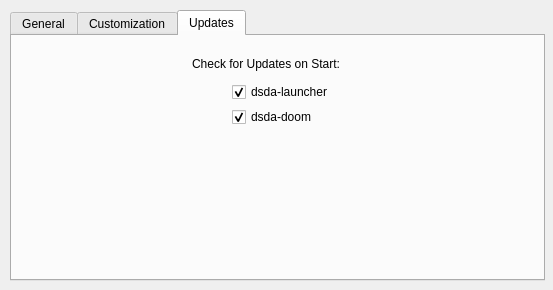
Before: the Qt Designer form src/settings.ui in Pedro-Beirao/dsda-launcher, drawn with Qt 5.
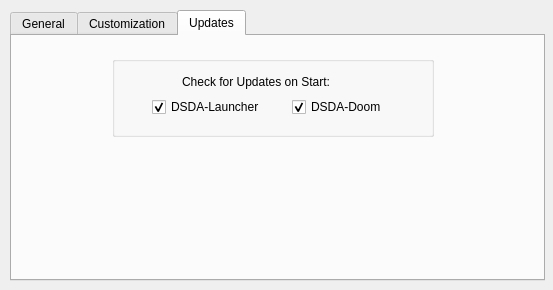
After: the same form once the commit is applied. The open tabs and pages were chosen to show the change. Icons and pictures are not drawn.

What changed in the file:
```diff
--- a/src/settings.ui
+++ b/src/settings.ui
@@ -1002,11 +1002,42 @@
     <attribute name="title">
      <string>Updates</string>
     </attribute>
+    <widget class="QGroupBox" name="toggles_groupBox_4">
+     <property name="geometry">
+      <rect>
+       <x>100</x>
+       <y>20</y>
+       <width>322</width>
+       <height>81</height>
+      </rect>
+     </property>
+     <property name="title">
+       <string/>
+     </property>
+     <widget class="QCheckBox" name="updaterStartGame_checkBox">
+       <property name="geometry">
+        <rect>
+         <x>180</x>
+         <y>40</y>
+         <width>111</width>
+         <height>22</height>
+        </rect>
+       </property>
+       <property name="toolTip">
+        <string>Check for DSDA-Doom updates</string>
+       </property>
+       <property name="text">
+        <string>DSDA-Doom</string>
+       </property>
+       <property name="checked">
+        <bool>true</bool>
+       </property>
+      </widget>
     <widget class="QCheckBox" name="updaterStartLauncher_checkBox">
      <property name="geometry">
       <rect>
-       <x>220</x>
-       <y>45</y>
+         <x>40</x>
+         <y>40</y>
        <width>121</width>
        <height>22</height>
       </rect>
@@ -1015,7 +1046,7 @@
       <string>Show Endoom screen on game exit</string>
      </property>
      <property name="text">
-      <string>dsda-launcher</string>
+        <string>DSDA-Launcher</string>
      </property>
      <property name="checked">
       <bool>true</bool>
@@ -1024,8 +1055,8 @@
     <widget class="QLabel" name="label">
      <property name="geometry">
       <rect>
-       <x>180</x>
-       <y>20</y>
+         <x>70</x>
+         <y>18</y>
        <width>201</width>
        <height>16</height>
       </rect>
@@ -1034,24 +1065,6 @@
       <string>Check for Updates on Start:</string>
      </property>
     </widget>
-    <widget class="QCheckBox" name="updaterStartGame_checkBox">
-     <property name="geometry">
-      <rect>
-       <x>220</x>
-       <y>70</y>
-       <width>111</width>
-       <height>22</height>
-      </rect>
-     </property>
-     <property name="toolTip">
-      <string>Show Endoom screen on game exit</string>
-     </property>
-     <property name="text">
-      <string>dsda-doom</string>
-     </property>
-     <property name="checked">
-      <bool>true</bool>
-     </property>
     </widget>
    </widget>
   </widget>
```
Left out of the diff: 24 changed lines with no effect on the pictures. Lines whose indentation alone changed are shown as unchanged.
